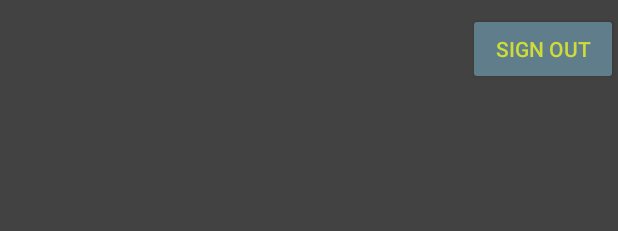
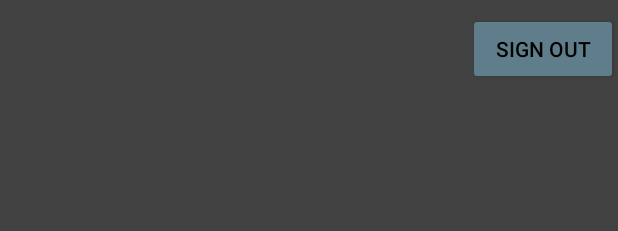
Before and after one commit to thanhvodev/qrtosheet, an Android app: the layout activity_main.xml on its own in the app's theme, with its tools: preview values and no code run, on a phone screen of 412 x 824 dp. Shown: the top 231 px of the screen. Run offline under Robolectric (Android 15) with nearby library versions, the phone set to English and light mode, and no system bars; plain views replace CodeScannerView.

Commit message:
done basic features

```diff
--- a/app/src/main/res/layout/activity_main.xml
+++ b/app/src/main/res/layout/activity_main.xml
@@ -15,8 +15,8 @@
         android:layout_height="0dp"
         android:layout_weight="3"
         android:gravity="center_horizontal"
-        app:layout_constraintBottom_toTopOf="@+id/plain_text_input"
-        app:layout_constraintTop_toTopOf="@+id/plain_text_input">
+        app:layout_constraintBottom_toTopOf="@+id/editText"
+        app:layout_constraintTop_toTopOf="@+id/editText">
 
 
         <TextView
@@ -27,7 +27,7 @@
             android:text="@string/signed_out"
             android:textColor="@android:color/white"
             android:textSize="14sp"
-            app:layout_constraintBottom_toTopOf="@+id/plain_text_input"
+            app:layout_constraintBottom_toTopOf="@+id/editText"
             app:layout_constraintEnd_toEndOf="parent"
             app:layout_constraintStart_toStartOf="parent"
             app:layout_constraintTop_toTopOf="parent"
@@ -40,11 +40,12 @@
             android:layout_marginStart="15dp"
             android:layout_marginEnd="16dp"
             app:layout_constraintBottom_toBottomOf="parent"
-            app:layout_constraintEnd_toStartOf="@+id/plain_text_input"
+            app:layout_constraintEnd_toStartOf="@+id/editText"
             app:layout_constraintHorizontal_bias="0.0"
             app:layout_constraintStart_toStartOf="parent"
             app:layout_constraintTop_toTopOf="parent"
             app:layout_constraintVertical_bias="0.786">
+
             <com.budiyev.android.codescanner.CodeScannerView
                 android:id="@+id/scanner_view"
                 android:layout_width="match_parent"
@@ -52,18 +53,18 @@
                 app:autoFocusButtonColor="@android:color/white"
                 app:autoFocusButtonVisible="true"
                 app:flashButtonColor="@android:color/white"
+                app:frameAspectRatioHeight="1"
+                app:frameAspectRatioWidth="1"
                 app:frameColor="@android:color/white"
+                app:frameCornersRadius="0dp"
                 app:frameCornersSize="50dp"
-                app:frameCornersRadius="0dp"
-                app:frameAspectRatioWidth="1"
-                app:frameAspectRatioHeight="1"
                 app:frameSize="0.75"
                 app:frameThickness="2dp"
-                app:maskColor="@color/cardview_dark_background"/>
+                app:maskColor="@color/cardview_dark_background" />
         </FrameLayout>
 
         <EditText
-            android:id="@+id/plain_text_input"
+            android:id="@+id/editText"
             android:layout_width="0dp"
             android:layout_height="wrap_content"
             android:layout_marginStart="55dp"
@@ -86,7 +87,7 @@
             android:layout_height="wrap_content"
             android:layout_marginBottom="24dp"
             android:text="@string/sign_out"
-            android:textColor="#CDDC39"
+            android:textColor="#000000"
             android:theme="@style/ThemeOverlay.MyDarkButton"
             app:layout_constraintBottom_toBottomOf="parent"
             app:layout_constraintEnd_toEndOf="parent"
@@ -94,6 +95,22 @@
             app:layout_constraintStart_toStartOf="parent"
             app:layout_constraintTop_toTopOf="parent"
             app:layout_constraintVertical_bias="0.016" />
+
+        <TextView
+            android:id="@+id/email"
+            android:layout_width="250dp"
+            android:layout_height="50dp"
+            android:layout_marginStart="168dp"
+            android:layout_marginTop="18dp"
+            android:layout_marginEnd="85dp"
+            android:layout_marginBottom="21dp"
+            android:textColor="@android:color/white"
+            app:layout_constraintBottom_toTopOf="@+id/frameLayout"
+            app:layout_constraintEnd_toStartOf="@+id/sign_out_button"
+            app:layout_constraintHorizontal_bias="0.708"
+            app:layout_constraintStart_toStartOf="parent"
+            app:layout_constraintTop_toTopOf="parent"
+            app:layout_constraintVertical_bias="0.387" />
     </androidx.constraintlayout.widget.ConstraintLayout>
 
 
```
Also changed, not shown: app/src/main/java/com/google/samples/quickstart/signin/SignInActivityWithDrive.java (+28 -14 lines).
